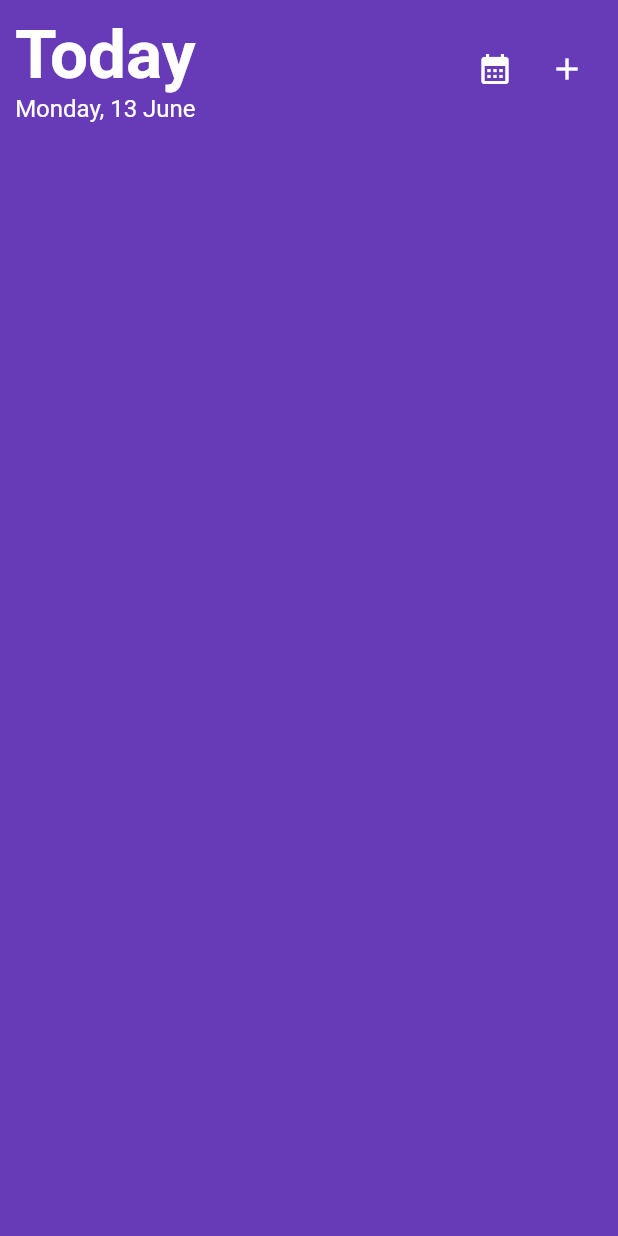
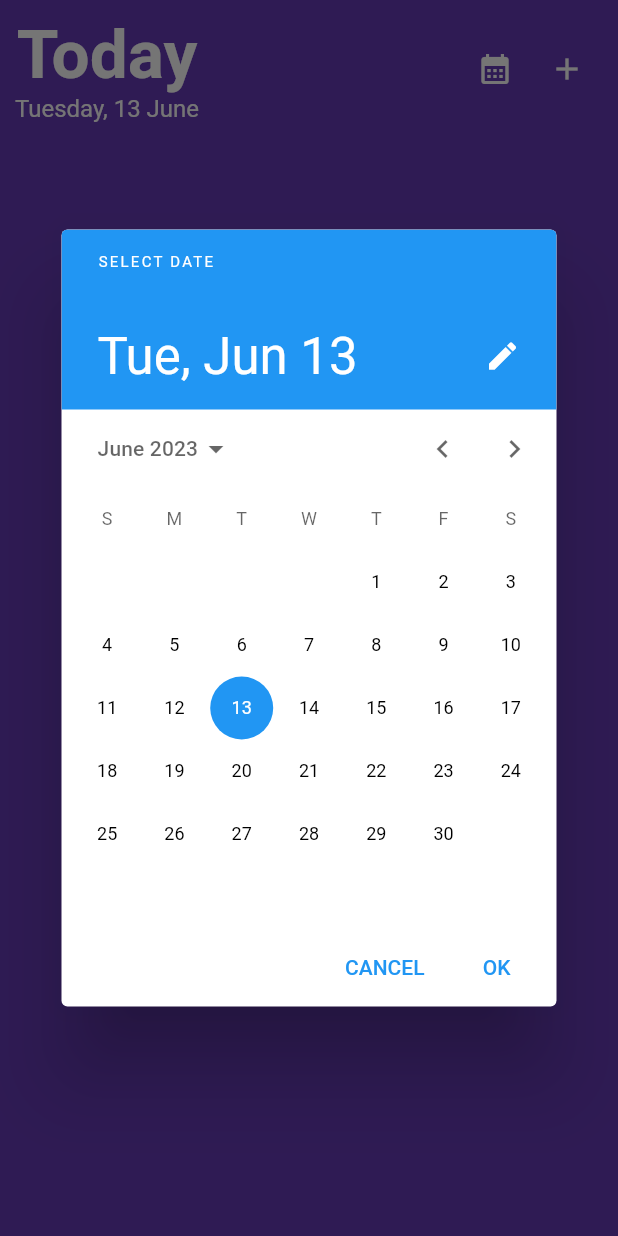
Before and after one commit to pantshaswat/mySchedule, a Flutter app: the screen it shows after launch, after a tap on the "calendar month" icon, on a phone screen of 412 x 824 dp. Run offline on Flutter 3.47's test engine with Material 2 defaults, Android fonts, the light colour scheme and no system bars; our stand-ins replace table_calendar; Roboto replaces fonts that are missing (mainFont).

Commit message:
DateTime.now() implemented and DatePickerDialoug added

```diff
--- a/lib/interfaces/toDo.dart
+++ b/lib/interfaces/toDo.dart
@@ -1,6 +1,5 @@
 import 'package:flutter/material.dart';
-
-import '../components/textfield.dart';
+import 'package:myschedule/components/utils.dart';
 
 class toDoPage extends StatefulWidget {
   const toDoPage({super.key});
@@ -17,12 +16,83 @@ class _toDoPageState extends State<toDoPage> {
   @override
   void initState() {
     super.initState();
+    weekDay();
+    month();
   }
 
   @override
   void dispose() {
     _textEditingController.dispose();
     super.dispose();
+  }
+
+  var weekDayName;
+  void weekDay() {
+    int day = DateTime.now().weekday;
+    print(day);
+    if (day == 1) {
+      weekDayName = 'Monday';
+    }
+    if (day == 2) {
+      weekDayName = 'Tuesday';
+    }
+    if (day == 3) {
+      weekDayName = 'Wednesday';
+    }
+    if (day == 4) {
+      weekDayName = 'Thursday';
+    }
+    if (day == 5) {
+      weekDayName = 'Friday';
+    }
+    if (day == 6) {
+      weekDayName = 'Saturday';
+    }
+    if (day == 7) {
+      weekDayName = 'Sunday';
+    }
+  }
+
+  var monthName;
+  void month() {
+    int monthNum = DateTime.now().month;
+
+    if (monthNum == 1) {
+      monthName = 'January';
+    }
+    if (monthNum == 2) {
+      monthName = 'February';
+    }
+    if (monthNum == 3) {
+      monthName = 'March';
+    }
+    if (monthNum == 4) {
+      monthName = 'April';
+    }
+    if (monthNum == 5) {
+      monthName = 'May';
+    }
+    if (monthNum == 6) {
+      monthName = 'June';
+    }
+    if (monthNum == 7) {
+      monthName = 'July';
+    }
+    if (monthNum == 8) {
+      monthName = 'August';
+    }
+    if (monthNum == 9) {
+      monthName = 'September';
+    }
+    if (monthNum == 10) {
+      monthName = 'October';
+    }
+    if (monthNum == 11) {
+      monthName = 'November';
+    }
+    if (monthNum == 12) {
+      monthName = 'December';
+    }
   }
 
   @override
@@ -53,7 +123,7 @@ class _toDoPageState extends State<toDoPage> {
                                 color: Colors.white),
                           ),
                           Text(
-                            "Monday, 13 June",
+                            "$weekDayName, ${DateTime.now().day} $monthName",
                             style: TextStyle(
                                 fontFamily: 'mainFont',
                                 color: Colors.white,
@@ -63,7 +133,7 @@ class _toDoPageState extends State<toDoPage> {
                       ),
                       Spacer(),
                       IconButton(
-                          onPressed: () {},
+                          onPressed: date,
                           icon: Icon(
                             Icons.calendar_month,
                             color: Colors.white,
@@ -200,6 +270,15 @@ class _toDoPageState extends State<toDoPage> {
     );
   }
 
+  void date() {
+    showDialog(
+        context: context,
+        builder: (BuildContext context) {
+          return DatePickerDialog(
+              initialDate: kToday, firstDate: kFirstDay, lastDate: kLastDay);
+        });
+  }
+
 //function to add new list
   void addToDo() {
     showDialog(
```
